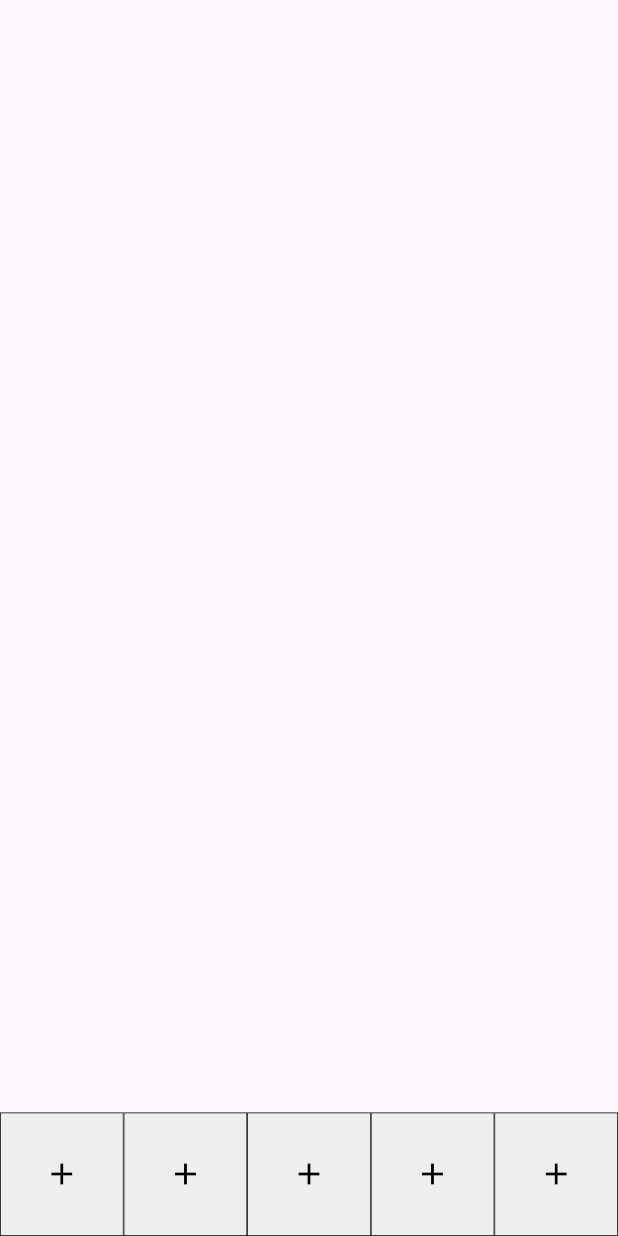
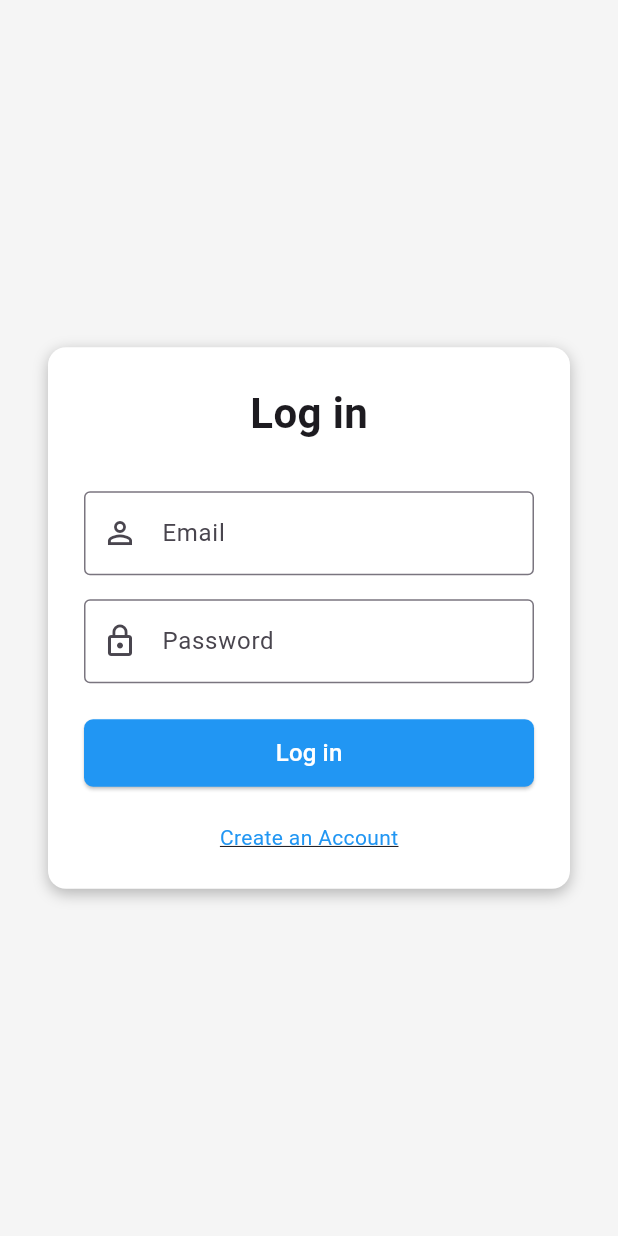
Before and after one commit to MRU-F25-COMP2603/2633-term-project-free-bird, a Flutter app: the screen it shows after launch, on a phone screen of 412 x 824 dp. Run offline on Flutter 3.47's test engine with Material 3 defaults, Android fonts, the phone set to English and light mode, and no system bars; our stand-ins replace camera, cloud_firestore, file_picker, firebase_auth, firebase_core, firebase_storage; accounts and stored records are empty.

Commit message:
added login page and icons on bottom menu

```diff
--- /dev/null
+++ b/lib/login_page.dart
@@ -0,0 +1,144 @@
+import 'package:flutter/material.dart';
+import 'package:firebase_auth/firebase_auth.dart';
+
+class LoginPage extends StatefulWidget {
+  const LoginPage({super.key});
+
+  @override
+  State<LoginPage> createState() => _LoginPageState();
+}
+
+class _LoginPageState extends State<LoginPage> {
+  final TextEditingController _emailController = TextEditingController();
+  final TextEditingController _passwordController = TextEditingController();
+  bool _loading = false;
+  String? _errorMessage;
+
+  Future<void> _login() async {
+    setState(() {
+      _loading = true;
+      _errorMessage = null;
+    });
+
+    try {
+      await FirebaseAuth.instance.signInWithEmailAndPassword(
+        email: _emailController.text.trim(),
+        password: _passwordController.text.trim(),
+      );
+
+      // ✅ After login, the StreamBuilder in main.dart will automatically
+      // navigate to MyHomePage (so no Navigator call is needed).
+    } on FirebaseAuthException catch (e) {
+      setState(() => _errorMessage = e.message ?? 'Login failed.');
+    } finally {
+      if (mounted) setState(() => _loading = false);
+    }
+  }
+
+  @override
+  Widget build(BuildContext context) {
+    return Scaffold(
+      backgroundColor: Colors.grey[100],
+      body: Center(
+        child: SingleChildScrollView(
+          padding: const EdgeInsets.symmetric(horizontal: 32, vertical: 24),
+          child: Container(
+            constraints: const BoxConstraints(maxWidth: 400),
+            padding: const EdgeInsets.all(24),
+            decoration: BoxDecoration(
+              color: Colors.white,
+              borderRadius: BorderRadius.circular(12),
+              boxShadow: const [
+                BoxShadow(
+                  color: Colors.black26,
+                  blurRadius: 8,
+                  offset: Offset(0, 3),
+                ),
+              ],
+            ),
+            child: Column(
+              mainAxisSize: MainAxisSize.min,
+              children: [
+                const Text(
+                  'Log in',
+                  style: TextStyle(fontSize: 28, fontWeight: FontWeight.bold),
+                ),
+                const SizedBox(height: 32),
+                TextField(
+                  controller: _emailController,
+                  decoration: const InputDecoration(
+                    labelText: 'Email',
+                    prefixIcon: Icon(Icons.person_outline),
+                    border: OutlineInputBorder(),
+                  ),
+                  keyboardType: TextInputType.emailAddress,
+                ),
+                const SizedBox(height: 16),
+                TextField(
+                  controller: _passwordController,
+                  obscureText: true,
+                  decoration: const InputDecoration(
+                    labelText: 'Password',
+                    prefixIcon: Icon(Icons.lock_outline),
+                    border: OutlineInputBorder(),
+                  ),
+                ),
+                const SizedBox(height: 24),
+                SizedBox(
+                  width: double.infinity,
+                  height: 45,
+                  child: ElevatedButton(
+                    onPressed: _loading ? null : _login,
+                    style: ElevatedButton.styleFrom(
+                      backgroundColor: Colors.blue,
+                      foregroundColor: Colors.white,
+                      shape: RoundedRectangleBorder(
+                        borderRadius: BorderRadius.circular(6),
+                      ),
+                    ),
+                    child: _loading
+                        ? const SizedBox(
+                            width: 18,
+                            height: 18,
+                            child: CircularProgressIndicator(
+                              strokeWidth: 2,
+                              color: Colors.white,
+                            ),
+                          )
+                        : const Text('Log in', style: TextStyle(fontSize: 16)),
+                  ),
+                ),
+                if (_errorMessage != null)
+                  Padding(
+                    padding: const EdgeInsets.only(top: 12),
+                    child: Text(
+                      _errorMessage!,
+                      style: const TextStyle(color: Colors.red),
+                      textAlign: TextAlign.center,
+                    ),
+                  ),
+                const SizedBox(height: 24),
+                GestureDetector(
+                  onTap: () {
+                    ScaffoldMessenger.of(context).showSnackBar(
+                      const SnackBar(
+                        content: Text('Create Account feature coming soon!'),
+                      ),
+                    );
+                  },
+                  child: const Text(
+                    'Create an Account',
+                    style: TextStyle(
+                      color: Colors.blue,
+                      decoration: TextDecoration.underline,
+                    ),
+                  ),
+                ),
+              ],
+            ),
+          ),
+        ),
+      ),
+    );
+  }
+}
--- a/lib/main.dart
+++ b/lib/main.dart
@@ -9,6 +9,10 @@ import 'package:firebase_storage/firebase_storage.dart';
 import 'package:cloud_firestore/cloud_firestore.dart';
 import 'package:file_picker/file_picker.dart';
 import 'package:path_provider/path_provider.dart';
+import 'login_page.dart';
+import 'package:firebase_auth/firebase_auth.dart';
+
+
 
 const FirebaseOptions windows = FirebaseOptions(
   apiKey: 'AIzaSyCoE-xYJf3OsKpZBrYgLFXCbQIm4aAHH0c',
@@ -31,18 +35,39 @@ void main() async {
 
 class MyApp extends StatelessWidget {
   const MyApp({super.key});
+
   @override
   Widget build(BuildContext context) {
     return MaterialApp(
       debugShowCheckedModeBanner: false,
-      title: 'Flutter Demo',
+      title: 'Free Bird',
       theme: ThemeData(
         colorScheme: ColorScheme.fromSeed(seedColor: Colors.deepPurple),
+        useMaterial3: true,
       ),
-      home: const MyHomePage(),
+      // 👇 Show login page or home page depending on FirebaseAuth state
+      home: StreamBuilder<User?>(
+        stream: FirebaseAuth.instance.authStateChanges(),
+        builder: (context, snapshot) {
+          if (snapshot.connectionState == ConnectionState.waiting) {
+            return const Scaffold(
+              body: Center(child: CircularProgressIndicator()),
+            );
+          }
+          if (snapshot.hasData) {
+            return const MyHomePage(); // logged in
+          }
+          return const LoginPage(); // not logged in
+        },
+      ),
+      routes: {
+        '/home': (context) => const MyHomePage(),
+        '/login': (context) => const LoginPage(),
+      },
     );
   }
 }
+
 
 class MyHomePage extends StatefulWidget {
   const MyHomePage({super.key});
@@ -52,17 +77,32 @@ class MyHomePage extends StatefulWidget {
 }
 
 class _MyHomePageState extends State<MyHomePage> {
-
   @override
   Widget build(BuildContext context) {
     final screenWidth = MediaQuery.of(context).size.width;
     final buttonSize = min(screenWidth / 5, 120.0);
 
     return Scaffold(
-      body: Column(
-        children: [
-          const Expanded(child: SizedBox.shrink()),
+      appBar: AppBar(
+        title: Text(
+          'Welcome ${FirebaseAuth.instance.currentUser?.email ?? ''}',
+          style: const TextStyle(fontSize: 16),
+        ),
+        actions: [
+          IconButton(
+            icon: const Icon(Icons.logout),
+            tooltip: 'Sign out',
+            onPressed: () async {
+              await FirebaseAuth.instance.signOut();
+            },
+          ),
         ],
+      ),
+      body: const Center(
+        child: Text(
+          'Welcome to Free Bird!',
+          style: TextStyle(fontSize: 20, fontWeight: FontWeight.w500),
+        ),
       ),
       bottomNavigationBar: SizedBox(
         height: buttonSize,
@@ -90,7 +130,11 @@ class _MyHomePageState extends State<MyHomePage> {
                   side: const BorderSide(color: Colors.black, width: 0.5),
                   elevation: 0,
                 ),
-                child: Icon(Icons.add, size: 24, color: Colors.black),
+                child: Icon(
+                  _getButtonIcon(index),
+                  size: 26,
+                  color: Colors.black,
+                ),
               ),
             );
           }),
@@ -98,7 +142,26 @@ class _MyHomePageState extends State<MyHomePage> {
       ),
     );
   }
+
+  // Optional: Icons for the bottom buttons (for visual clarity)
+  IconData _getButtonIcon(int index) {
+    switch (index) {
+      case 0:
+        return Icons.home;
+      case 1:
+        return Icons.flight_takeoff;
+      case 2:
+        return Icons.camera_alt;
+      case 3:
+        return Icons.circle_outlined;
+      case 4:
+        return Icons.circle_outlined;
+      default:
+        return Icons.add;
+    }
+  }
 }
+
 
 class SimplePage extends StatelessWidget {
   final int pageIndex;
--- a/pubspec.yaml
+++ b/pubspec.yaml
@@ -40,11 +40,13 @@ dependencies:
   firebase_core: ^3.5.0
   cloud_firestore: ^5.4.2
   firebase_storage: ^12.3.2
+  firebase_auth: ^5.2.0
   image_picker: ^1.2.0
   file_picker: ^10.3.3
   path_provider: ^2.1.5
   camera: ^0.11.0+2
   camera_windows: ^0.2.1
+
 
 dev_dependencies:
   flutter_test:
```
Also changed, not shown: pubspec.lock, 2 other files.
